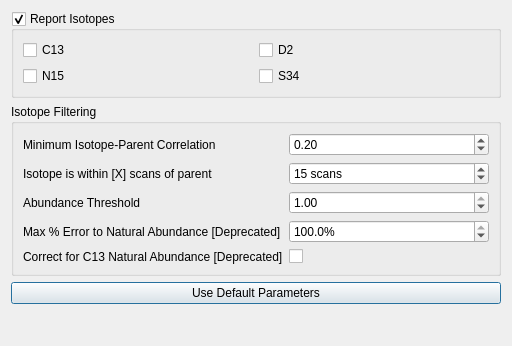
Qt form src/gui/mzroll/forms/isotopedialog.ui (ElucidataInc/ElMaven) before a commit.
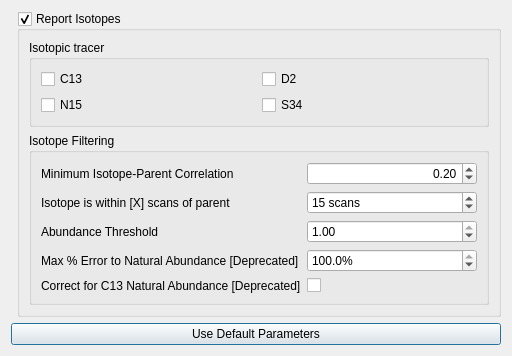
The same form after that commit.

Commit message: [UI] Disable isotope filtering options if no label

```diff
--- a/src/gui/mzroll/forms/isotopedialog.ui
+++ b/src/gui/mzroll/forms/isotopedialog.ui
@@ -14,14 +14,30 @@
    <string>Dialog</string>
   </property>
   <layout class="QFormLayout" name="formLayout">
-   <item row="0" column="0" colspan="2">
-    <widget class="QGroupBox" name="reportIsotopesOptions">
+   <item row="3" column="0" colspan="2">
+    <widget class="QPushButton" name="resetButton">
+     <property name="text">
+      <string>Use Default Parameters</string>
+     </property>
+    </widget>
+   </item>
+   <item row="1" column="1">
+    <widget class="QGroupBox" name="groupBox">
      <property name="title">
       <string>Report Isotopes</string>
      </property>
      <property name="checkable">
       <bool>true</bool>
      </property>
+     <layout class="QVBoxLayout" name="verticalLayout">
+      <item>
+       <widget class="QGroupBox" name="reportIsotopesOptions">
+        <property name="title">
+         <string>Isotopic tracer</string>
+        </property>
+        <property name="checkable">
+         <bool>false</bool>
+        </property>
      <layout class="QGridLayout" name="gridLayout_3">
       <item row="0" column="0">
        <widget class="QCheckBox" name="C13Labeled_BPE">
@@ -54,12 +70,27 @@
      </layout>
     </widget>
    </item>
-   <item row="1" column="0" colspan="2">
+      <item>
     <widget class="QGroupBox" name="groupBox_2">
+        <property name="sizePolicy">
+         <sizepolicy hsizetype="MinimumExpanding" vsizetype="MinimumExpanding">
+          <horstretch>0</horstretch>
+          <verstretch>0</verstretch>
+         </sizepolicy>
+        </property>
      <property name="title">
       <string>Isotope Filtering</string>
      </property>
+        <property name="flat">
+         <bool>false</bool>
+        </property>
      <layout class="QFormLayout" name="formLayout_2">
+         <property name="labelAlignment">
+          <set>Qt::AlignLeading|Qt::AlignLeft|Qt::AlignTop</set>
+         </property>
+         <property name="formAlignment">
+          <set>Qt::AlignRight|Qt::AlignTop|Qt::AlignTrailing</set>
+         </property>
       <item row="0" column="0">
        <widget class="QLabel" name="label">
         <property name="text">
@@ -69,6 +100,15 @@
       </item>
       <item row="0" column="1">
        <widget class="QDoubleSpinBox" name="minIsotopicCorrelation">
+           <property name="sizePolicy">
+            <sizepolicy hsizetype="MinimumExpanding" vsizetype="MinimumExpanding">
+             <horstretch>0</horstretch>
+             <verstretch>0</verstretch>
+            </sizepolicy>
+           </property>
+           <property name="alignment">
+            <set>Qt::AlignRight|Qt::AlignTrailing|Qt::AlignVCenter</set>
+           </property>
         <property name="maximum">
          <double>1.000000000000000</double>
         </property>
@@ -89,6 +129,12 @@
       </item>
       <item row="1" column="1">
        <widget class="QSpinBox" name="maxIsotopeScanDiff">
+           <property name="sizePolicy">
+            <sizepolicy hsizetype="MinimumExpanding" vsizetype="MinimumExpanding">
+             <horstretch>0</horstretch>
+             <verstretch>0</verstretch>
+            </sizepolicy>
+           </property>
         <property name="suffix">
          <string> scans</string>
         </property>
@@ -106,6 +152,12 @@
       </item>
       <item row="2" column="1">
        <widget class="QDoubleSpinBox" name="doubleSpinBoxAbThresh">
+           <property name="sizePolicy">
+            <sizepolicy hsizetype="MinimumExpanding" vsizetype="MinimumExpanding">
+             <horstretch>0</horstretch>
+             <verstretch>0</verstretch>
+            </sizepolicy>
+           </property>
         <property name="maximum">
          <double>1.000000000000000</double>
         </property>
@@ -157,11 +209,7 @@
      </layout>
     </widget>
    </item>
-   <item row="2" column="0" colspan="2">
-    <widget class="QPushButton" name="resetButton">
-     <property name="text">
-      <string>Use Default Parameters</string>
-     </property>
+     </layout>
     </widget>
    </item>
   </layout>
```
Left out of the diff: 28 changed lines with no effect on the pictures. Lines whose indentation alone changed are shown as unchanged.
